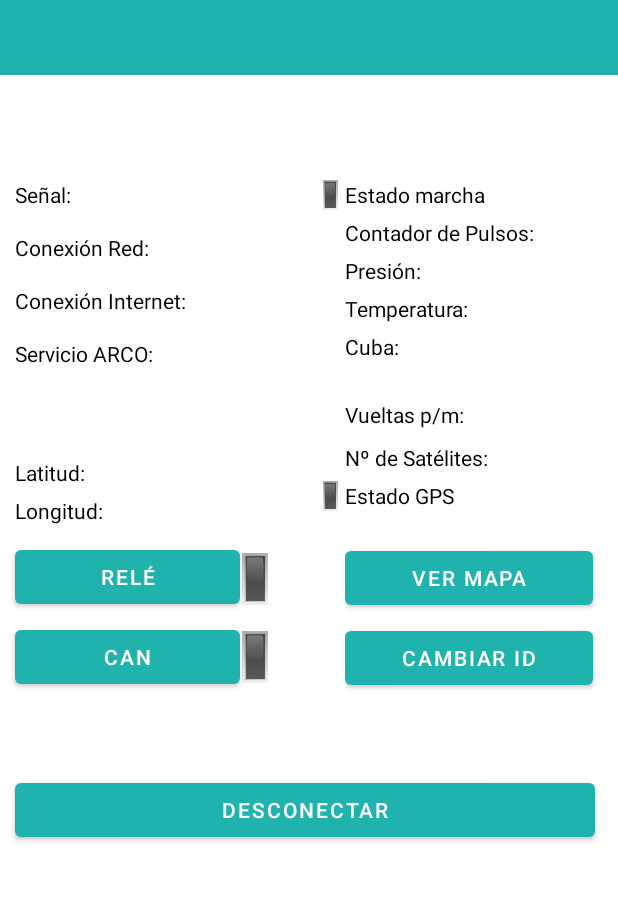
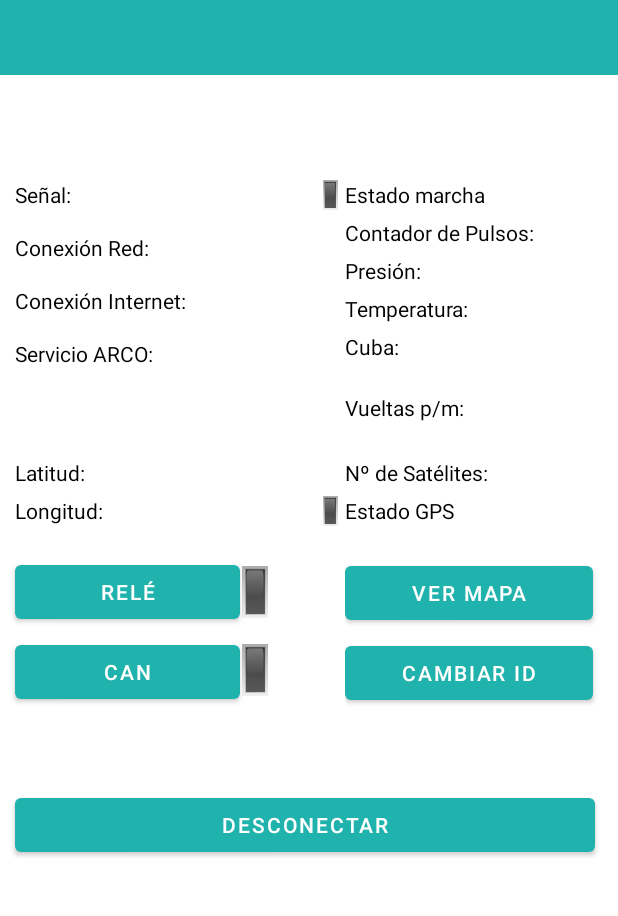
Before and after one commit to Daniel-RM/ArcoBLE, an Android app: the DatosActivity screen opened directly, with no data from a screen before it, on a phone screen of 412 x 824 dp, the part 135-1051 px from its top. Run offline under Robolectric (Android 15) with nearby library versions, the phone set to English and light mode, and no system bars; 2 statements that could not run were skipped.

Commit message:
Previo a cambios

```diff
--- a/app/src/main/AndroidManifest.xml
+++ b/app/src/main/AndroidManifest.xml
@@ -18,9 +18,9 @@
 
     <application
         android:allowBackup="true"
-        android:icon="@mipmap/ic_launcher"
+        android:icon="@mipmap/iconoarco"
         android:label="@string/app_name"
-        android:roundIcon="@mipmap/ic_launcher_round"
+        android:roundIcon="@mipmap/iconoarco_round"
         android:supportsRtl="true"
         android:theme="@style/Theme.ArcoBLE">
 
--- a/app/src/main/java/com/example/arcoble/MainActivity.java
+++ b/app/src/main/java/com/example/arcoble/MainActivity.java
@@ -43,7 +43,7 @@ public class MainActivity extends AppCompatActivity {
     private int REQUEST_ENABLE_BT = 1;
 
     ArrayList<DeviceBLE> listaDispositivos = new ArrayList<DeviceBLE>();
-    ArrayAdapter<DeviceBLE> adaptador ;
+    //ArrayAdapter<DeviceBLE> adaptador ;
     AdaptadorDispositivos adaptadorDispositivos;
 
     BluetoothAdapter myAdapter = BluetoothAdapter.getDefaultAdapter();
@@ -223,6 +223,7 @@ public class MainActivity extends AppCompatActivity {
                 listaDispositivos.clear();
                 listaDispositivos.addAll(mapa.values());
                 adaptadorDispositivos.notifyDataSetChanged();
+
             }
         }
     };
@@ -247,7 +248,7 @@ public class MainActivity extends AppCompatActivity {
                 @Override
                 public void run() {
                    // adaptador.clear();
-
+                    adaptadorDispositivos.clear();
                     myAdapter.startLeScan(mLeScanCallback);
 
                     try {
@@ -259,6 +260,7 @@ public class MainActivity extends AppCompatActivity {
                     myAdapter.stopLeScan(mLeScanCallback);
                     scanListView.setVisibility(View.VISIBLE);
                     progressBar.setVisibility(View.INVISIBLE);
+                    Toast.makeText(getApplicationContext(), "Por favor, pulse en el dispositivo al que se quiera conectar", Toast.LENGTH_LONG).show();
                 }
             });
         }
--- a/app/src/main/res/layout/activity_datos.xml
+++ b/app/src/main/res/layout/activity_datos.xml
@@ -40,7 +40,7 @@
         app:layout_constraintHorizontal_bias="0.0"
         app:layout_constraintStart_toStartOf="parent"
         app:layout_constraintTop_toBottomOf="@+id/tvEstado" />
-    <!--android:textColor="@color/green"-->
+
 
     <LinearLayout
         android:id="@+id/layConexion"
@@ -90,12 +90,11 @@
     <LinearLayout
         android:id="@+id/layCamion"
         android:layout_width="200dp"
-        android:layout_height="150dp"
+        android:layout_height="160dp"
         android:orientation="vertical"
         android:paddingLeft="20dp"
         app:layout_constraintStart_toEndOf="@+id/layConexion"
         app:layout_constraintTop_toBottomOf="@+id/tvMarcha">
-
 
         <TextView
             android:id="@+id/tvPulsos"
@@ -128,8 +127,8 @@
         <TextView
             android:id="@+id/tvGiroCuba"
             android:layout_width="match_parent"
-            android:layout_height="35dp"
-            android:paddingTop="10dp"
+            android:layout_height="25dp"
+            android:paddingTop="5dp"
             android:text="@string/cuba"
             android:textColor="@color/black" />
 
@@ -160,7 +159,7 @@
         android:id="@+id/imgRele"
         android:layout_width="20dp"
         android:layout_height="40dp"
-        android:layout_marginTop="13dp"
+        android:layout_marginTop="22dp"
         android:contentDescription="@string/todo"
         android:paddingBottom="5dp"
         android:src="@drawable/gris"
@@ -197,18 +196,18 @@
         android:text="@string/can"
         app:layout_constraintStart_toStartOf="parent"
         app:layout_constraintTop_toBottomOf="@+id/btnRele" />
-    <!--android:drawableRight="@drawable/gris_peque"-->
+
 
     <Button
         android:id="@+id/btnRele"
         android:layout_width="150dp"
         android:layout_height="wrap_content"
         android:layout_marginStart="10dp"
-        android:layout_marginTop="5dp"
+        android:layout_marginTop="15dp"
         android:text="@string/rele"
         app:layout_constraintStart_toStartOf="parent"
         app:layout_constraintTop_toBottomOf="@+id/layPosicion1" />
-    <!--android:drawableRight="@drawable/gris_peque"-->
+
 
     <LinearLayout
         android:id="@+id/layPosicion1"
@@ -230,10 +229,9 @@
         <TextView
             android:id="@+id/tvLongitud"
             android:layout_width="match_parent"
-            android:layout_height="25dp"
+            android:layout_height="35dp"
             android:text="@string/longitud"
             android:textColor="@color/black" />
-
 
     </LinearLayout>
 
--- /dev/null
+++ b/app/src/main/res/mipmap-anydpi-v26/iconoarco.xml
@@ -0,0 +1,5 @@
+<?xml version="1.0" encoding="utf-8"?>
+<adaptive-icon xmlns:android="http://schemas.android.com/apk/res/android">
+    <background android:drawable="@color/iconoarco_background"/>
+    <foreground android:drawable="@drawable/iconoarco_foreground"/>
+</adaptive-icon>
--- /dev/null
+++ b/app/src/main/res/mipmap-anydpi-v26/iconoarco_round.xml
@@ -0,0 +1,5 @@
+<?xml version="1.0" encoding="utf-8"?>
+<adaptive-icon xmlns:android="http://schemas.android.com/apk/res/android">
+    <background android:drawable="@color/iconoarco_background"/>
+    <foreground android:drawable="@drawable/iconoarco_foreground"/>
+</adaptive-icon>
--- /dev/null
+++ b/app/src/main/res/values/iconoarco_background.xml
@@ -0,0 +1,4 @@
+<?xml version="1.0" encoding="utf-8"?>
+<resources>
+    <color name="iconoarco_background">#20B2AC</color>
+</resources>
```
Also changed, not shown: app/src/main/res/drawable/iconoarco_foreground.xml (added, +31 -0 lines), app/src/main/iconoArco-playstore.png (added), app/src/main/res/mipmap-hdpi/iconoarco.png (added), app/src/main/res/mipmap-hdpi/iconoarco_round.png (added), app/src/main/res/mipmap-mdpi/iconoarco.png (added), app/src/main/res/mipmap-mdpi/iconoarco_round.png (added), app/src/main/res/mipmap-xhdpi/iconoarco.png (added), app/src/main/res/mipmap-xhdpi/iconoarco_round.png (added), app/src/main/res/mipmap-xxhdpi/iconoarco.png (added), app/src/main/res/mipmap-xxhdpi/iconoarco_round.png (added), app/src/main/res/mipmap-xxxhdpi/iconoarco.png (added), app/src/main/res/mipmap-xxxhdpi/iconoarco_round.png (added).
